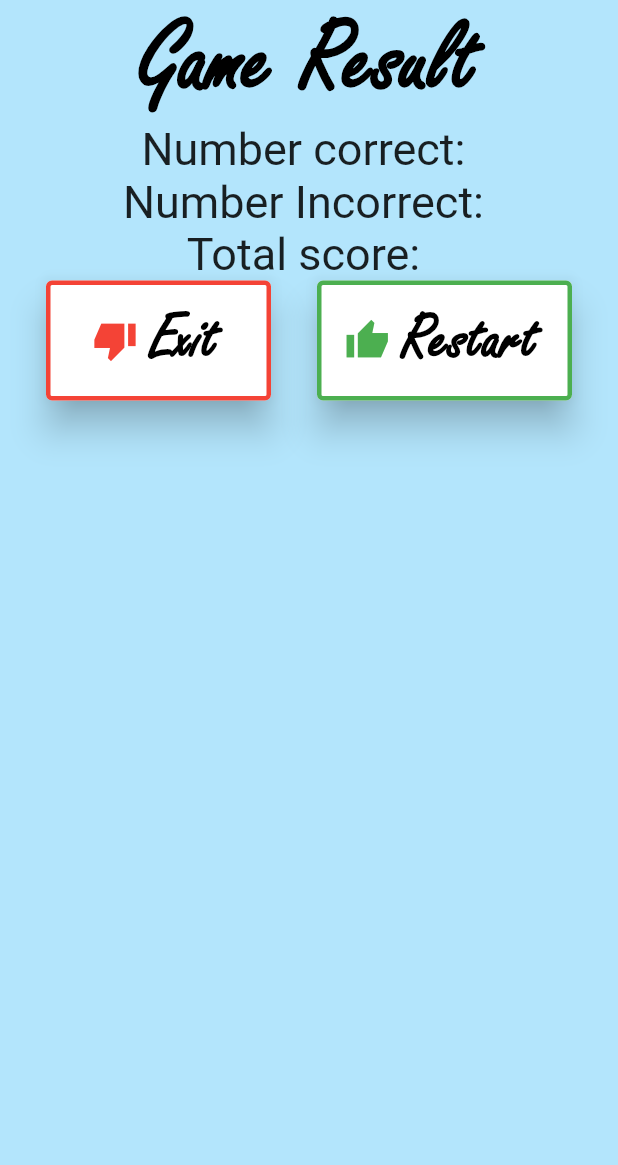
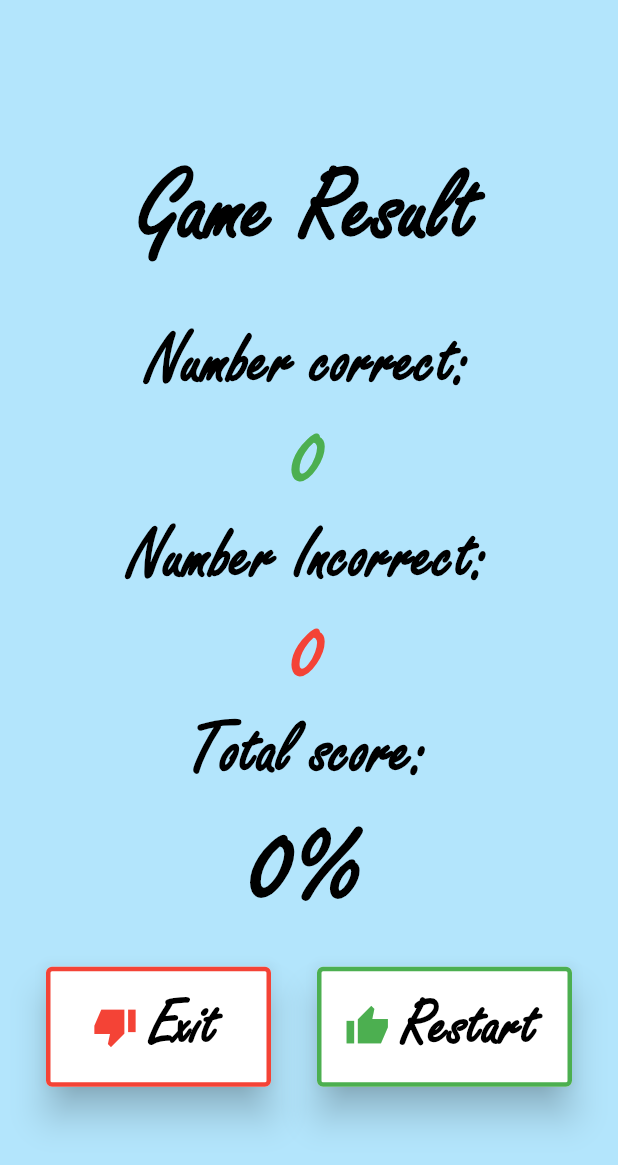
Before and after one commit to cfcastaneda98/Thinking_Crisis, a Flutter app: the QuickplayResultScreen screen opened directly, on a phone screen of 412 x 824 dp. Shown: the top 1165 px of the screen. Run offline on Flutter 3.47's test engine with Material 2 defaults, Android fonts, the phone set to English and light mode, and no system bars.

Commit message:
Add Game Score Implementation

```diff
--- a/lib/Controller/GameResult.dart
+++ b/lib/Controller/GameResult.dart
@@ -4,7 +4,7 @@ import 'GameScore.dart';
 class GameResult{
   final List<PromptResult> _promptResults;
   final GameScore _finalScore;
-
+  static int finalScore = 0;
   List<PromptResult> get promptResults => _promptResults;
   GameScore get score => _finalScore;
 
--- a/lib/View/AboutScreen.dart
+++ b/lib/View/AboutScreen.dart
@@ -17,6 +17,7 @@ class _AboutScreenState extends State<AboutScreen>{
           mainAxisAlignment: MainAxisAlignment.center,
           mainAxisSize: MainAxisSize.min,
           children: <Widget>[
+            const SizedBox(height: 30),
             const Text(
                 'About',
               style: TextStyle(color: Colors.black,
@@ -25,7 +26,7 @@ class _AboutScreenState extends State<AboutScreen>{
                   fontFamily: 'Freestyle Script'
               ),
             ),
-            const SizedBox(height: 50),
+            const SizedBox(height: 30),
             const Text(
               'Authors:',
               style: TextStyle(color: Colors.black,
--- a/lib/View/HomeScreen.dart
+++ b/lib/View/HomeScreen.dart
@@ -3,6 +3,7 @@ import 'package:thinking_crisis/Controller/QuickPlay.dart';
 import 'package:thinking_crisis/View/AboutScreen.dart';
 import 'package:thinking_crisis/View/QuickplayOptionsScreen.dart';
 
+import '../Model/PromptPool.dart';
 import 'Over18Screen.dart';
 
 class HomeScreen extends StatefulWidget {
--- a/lib/View/QuickplayResultScreen.dart
+++ b/lib/View/QuickplayResultScreen.dart
@@ -1,4 +1,5 @@
 import 'package:flutter/material.dart';
+import 'package:thinking_crisis/Controller/GameScore.dart';
 import 'package:thinking_crisis/Controller/QuickPlay.dart';
 import 'package:thinking_crisis/Model/PromptPool.dart';
 import '../View/HomeScreen.dart';
@@ -16,7 +17,7 @@ class QuickplayResultScreen extends StatefulWidget {
 }
 
 class _QuickplayResultScreenState extends State<QuickplayResultScreen> {
-  int? _numQuestions;
+
   @override
   Widget build(BuildContext context) {
     return Scaffold(
@@ -57,14 +58,17 @@ Widget potrait(BuildContext context)
   );
 }
 Widget landscape(BuildContext context){
+  int currentScore = GameScore.currentPoints;
+  int roundNumber = QuickPlay.roundAmount;
+  double finalScore = (currentScore/roundNumber)*100;
   return Scaffold(
     backgroundColor: Colors.lightBlue[100],
-    body: SingleChildScrollView(
+    body: Center(
       child: Column(
         mainAxisSize: MainAxisSize.min,
         mainAxisAlignment: MainAxisAlignment.center,
         children: <Widget>[
-          Text(
+          const Text(
             "Game Result",
             textAlign: TextAlign.center,
             style: TextStyle(
@@ -74,24 +78,62 @@ Widget landscape(BuildContext context){
                 fontFamily: 'Freestyle Script'
             ),
           ),
+          const SizedBox(height: 30),
           Text(
-            'Number correct: ',
+            'Number correct:',
             style: TextStyle(
-              fontSize: 30.0,
+                fontWeight: FontWeight.bold,
+                color: Colors.black,
+                fontSize: 50.0,
+                fontFamily: 'Freestyle Script'
             ),
           ),
           Text(
-            'Number Incorrect: ',
+            '${GameScore.currentPoints}',
             style: TextStyle(
-              fontSize: 30.0,
+                fontWeight: FontWeight.bold,
+                color: Colors.green,
+                fontSize: 60.0,
+                fontFamily: 'Freestyle Script'
             ),
           ),
           Text(
-            'Total score: ',
+            'Number Incorrect:',
             style: TextStyle(
-              fontSize: 30.0,
+                fontWeight: FontWeight.bold,
+                color: Colors.black,
+                fontSize: 50.0,
+                fontFamily: 'Freestyle Script'
             ),
           ),
+          Text(
+            '${GameScore.incorrectPoints}',
+            style: TextStyle(
+                fontWeight: FontWeight.bold,
+                color: Colors.red,
+                fontSize: 60.0,
+                fontFamily: 'Freestyle Script'
+            ),
+          ),
+          Text(
+            'Total score:',
+            style: TextStyle(
+                fontWeight: FontWeight.bold,
+                color: Colors.black,
+                fontSize: 50.0,
+                fontFamily: 'Freestyle Script'
+            ),
+          ),
+          Text(
+            '${finalScore.round()}%',
+            style: TextStyle(
+                fontWeight: FontWeight.bold,
+                color: Colors.black,
+                fontSize: 80.0,
+                fontFamily: 'Freestyle Script'
+            ),
+          ),
+          const SizedBox(height: 20),
           Row(
             mainAxisAlignment: MainAxisAlignment.spaceEvenly,
             children: <Widget>[
```
Also changed, not shown: lib/Controller/GameScore.dart (+5 -8 lines), lib/Model/PromptPool.dart (+12 -11 lines), lib/View/GameScreen.dart (+91 -21 lines), lib/View/QuickplayOptionsScreen.dart (+6 -7 lines), 3 other files.
